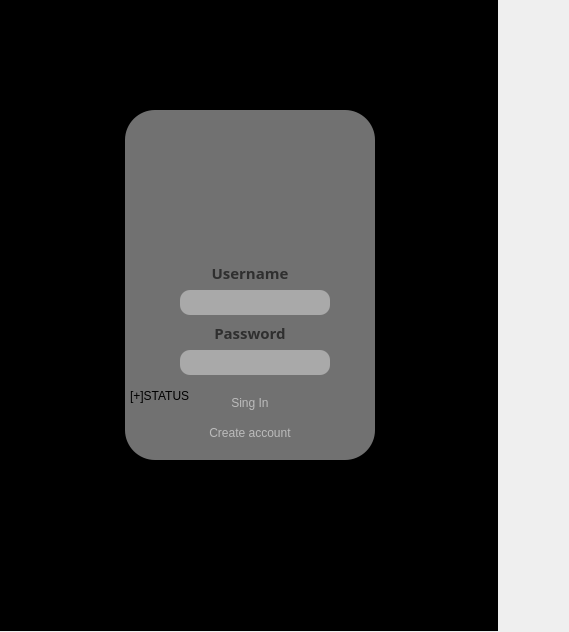
First picture: the form in Car-Rent-Ap-Qt/authorization.ui, repository MilitaryGuineaPig/Car-Rent-Ap-Qt, before the edit.
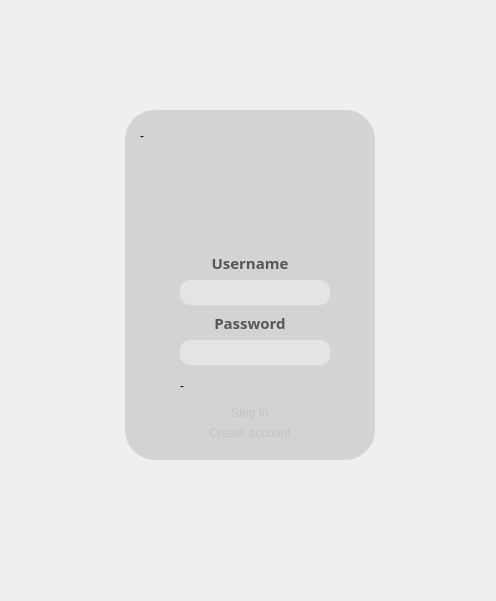
Second picture: the form after the edit. Icons and pictures are not drawn.

Patch:
```diff
--- a/Car-Rent-Ap-Qt/authorization.ui
+++ b/Car-Rent-Ap-Qt/authorization.ui
@@ -6,8 +6,8 @@
    <rect>
     <x>0</x>
     <y>0</y>
-    <width>569</width>
-    <height>632</height>
+    <width>496</width>
+    <height>601</height>
    </rect>
   </property>
   <property name="windowTitle">
@@ -17,7 +17,7 @@
    <property name="geometry">
     <rect>
      <x>200</x>
-     <y>260</y>
+     <y>250</y>
      <width>100</width>
      <height>25</height>
     </rect>
@@ -52,7 +52,7 @@
    <property name="geometry">
     <rect>
      <x>188</x>
-     <y>130</y>
+     <y>120</y>
      <width>126</width>
      <height>126</height>
     </rect>
@@ -99,6 +99,9 @@
    <property name="text">
     <string>Create account</string>
    </property>
+   <property name="autoDefault">
+    <bool>false</bool>
+   </property>
   </widget>
   <widget class="QLabel" name="BlurImage">
    <property name="geometry">
@@ -123,7 +126,7 @@
    <property name="geometry">
     <rect>
      <x>180</x>
-     <y>290</y>
+     <y>280</y>
      <width>150</width>
      <height>25</height>
     </rect>
@@ -140,7 +143,7 @@
    <property name="geometry">
     <rect>
      <x>200</x>
-     <y>320</y>
+     <y>310</y>
      <width>100</width>
      <height>25</height>
     </rect>
@@ -172,7 +175,7 @@
    <property name="geometry">
     <rect>
      <x>180</x>
-     <y>350</y>
+     <y>340</y>
      <width>150</width>
      <height>25</height>
     </rect>
@@ -188,14 +191,14 @@
   <widget class="QLabel" name="infoDB">
    <property name="geometry">
     <rect>
-     <x>130</x>
-     <y>370</y>
-     <width>91</width>
+     <x>140</x>
+     <y>110</y>
+     <width>31</width>
      <height>51</height>
     </rect>
    </property>
    <property name="text">
-    <string>[+]STATUS</string>
+    <string>-</string>
    </property>
   </widget>
   <widget class="QLabel" name="BgImage">
@@ -204,11 +207,12 @@
      <x>-2</x>
      <y>0</y>
      <width>500</width>
-     <height>631</height>
+     <height>600</height>
     </rect>
    </property>
    <property name="styleSheet">
-    <string notr="true">background-color: rgb(0, 0, 0);</string>
+    <string notr="true">background-image: url(:/images/darkBg.jpg);
+background-size: auto;</string>
    </property>
    <property name="text">
     <string/>
@@ -218,7 +222,7 @@
    <property name="geometry">
     <rect>
      <x>200</x>
-     <y>390</y>
+     <y>400</y>
      <width>100</width>
      <height>25</height>
     </rect>
@@ -244,6 +248,19 @@
     <string>Sing In</string>
    </property>
   </widget>
+  <widget class="QLabel" name="ErrorText">
+   <property name="geometry">
+    <rect>
+     <x>180</x>
+     <y>370</y>
+     <width>141</width>
+     <height>31</height>
+    </rect>
+   </property>
+   <property name="text">
+    <string>-</string>
+   </property>
+  </widget>
   <zorder>BgImage</zorder>
   <zorder>BlurImage</zorder>
   <zorder>CreateBtn</zorder>
@@ -253,6 +270,7 @@
   <zorder>infoDB</zorder>
   <zorder>UserText</zorder>
   <zorder>PasswdText</zorder>
+  <zorder>ErrorText</zorder>
   <zorder>SingInBtn</zorder>
  </widget>
  <resources>
```
